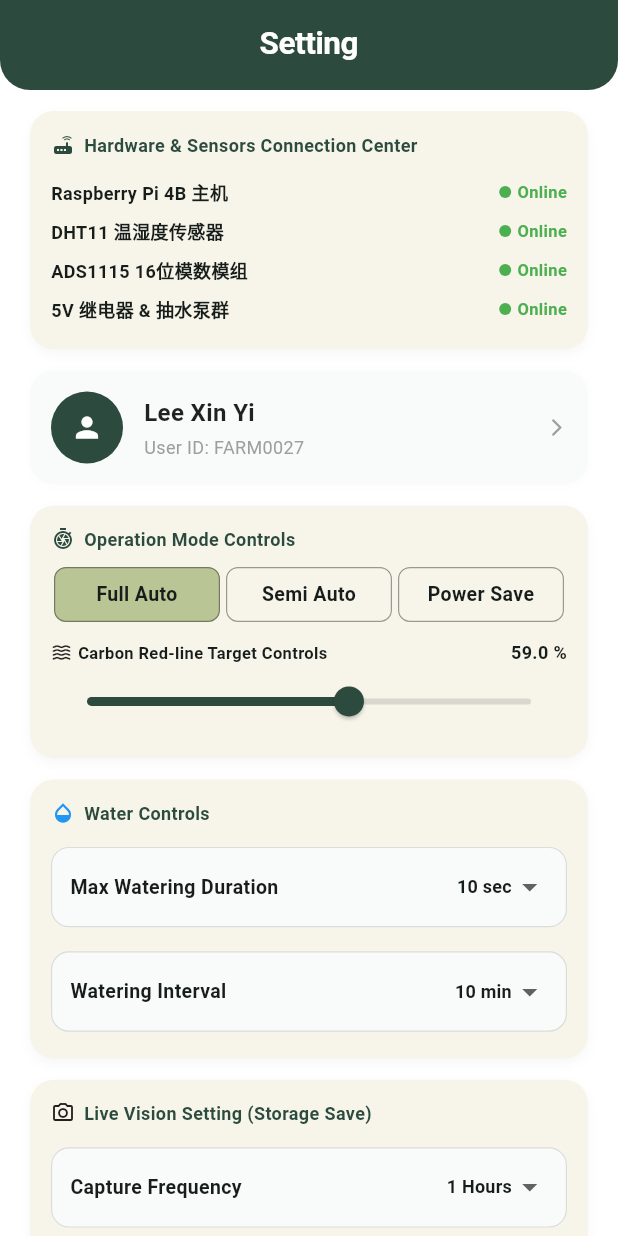
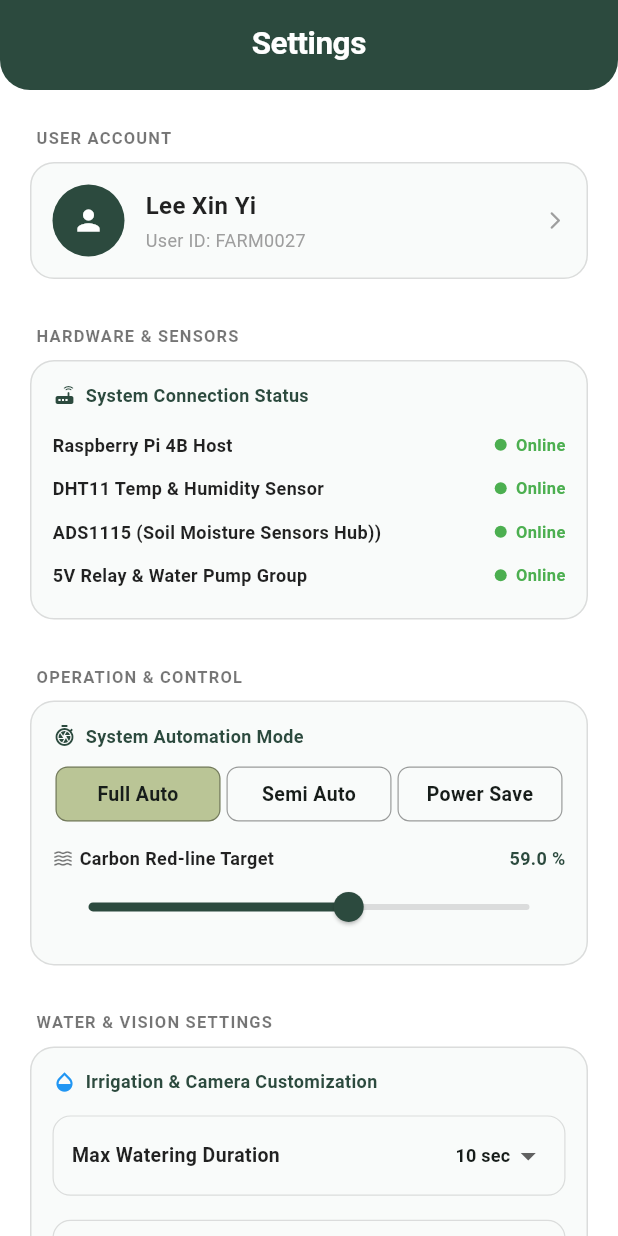
Before and after one commit to XY-00/mycf2, a Flutter app: the SettingScreen screen opened directly, on a phone screen of 412 x 824 dp. Run offline on Flutter 3.47's test engine with Material 3 defaults, Android fonts, the phone set to English and light mode, and no system bars; our stand-ins replace supabase_flutter; accounts and stored records are empty.

Commit message:
fix: reedit all page

```diff
--- a/lib/screens/setting_screen.dart
+++ b/lib/screens/setting_screen.dart
@@ -21,10 +21,10 @@ class _SettingScreenState extends State<SettingScreen> {
   bool _isIdLockedOnce = false;
 
   final Map<String, bool> _hardwareStatus = {
-    'Raspberry Pi 4B 主机': true,
-    'DHT11 温湿度传感器': true,
-    'ADS1115 16位模数模组': true,
-    '5V 继电器 & 抽水泵群': true,
+    'Raspberry Pi 4B Host': true,
+    'DHT11 Temp & Humidity Sensor': true,
+    'ADS1115 (Soil Moisture Sensors Hub))': true,
+    '5V Relay & Water Pump Group': true,
   };
 
   void _openProfileEditSheet() {
@@ -82,13 +82,13 @@ class _SettingScreenState extends State<SettingScreen> {
   @override
   Widget build(BuildContext context) {
     const Color primaryGreen = Color(0xFF2C4A3E);
-    const Color panelColor = Color(0xFFF7F5EA);
     const Color softIvoryWhite = Color(0xFFF9FBFA);
 
     return Scaffold(
       backgroundColor: Colors.transparent,
       body: Column(
         children: [
+          // Top Header
           Container(
             width: double.infinity,
             decoration: const BoxDecoration(
@@ -105,53 +105,32 @@ class _SettingScreenState extends State<SettingScreen> {
                 child: Row(
                   mainAxisAlignment: MainAxisAlignment.center,
                   children: const [
-                    Text('Setting', style: TextStyle(fontWeight: FontWeight.bold, color: Colors.white, fontSize: 21, letterSpacing: -0.3)),
+                    Text('Settings', style: TextStyle(fontWeight: FontWeight.bold, color: Colors.white, fontSize: 21, letterSpacing: -0.3)),
                   ],
                 ),
               ),
             ),
           ),
+
+          // Scrollable Settings List
           Expanded(
             child: ListView(
               padding: const EdgeInsets.symmetric(horizontal: 20.0, vertical: 14.0),
               children: [
-                _buildFigmaPanel(
-                  panelColor,
-                  Column(
-                    crossAxisAlignment: CrossAxisAlignment.start,
-                    children: [
-                      Row(
-                        children: const [
-                          Icon(Icons.router_rounded, size: 16, color: primaryGreen),
-                          SizedBox(width: 6),
-                          Text('Hardware & Sensors Connection Center', style: TextStyle(fontSize: 12, fontWeight: FontWeight.bold, color: primaryGreen)),
-                        ],
+
+                // --- USER ACCOUNT SECTION ---
+                _buildSectionTitle('USER ACCOUNT'),
+                Container(
+                  width: double.infinity,
+                  margin: const EdgeInsets.only(bottom: 20),
+                  decoration: BoxDecoration(
+                    color: softIvoryWhite,
+                    borderRadius: BorderRadius.circular(16),
+                    border: Border.all(color: Colors.black12),
                   ),
-                      const SizedBox(height: 10),
-                      ..._hardwareStatus.entries.map((entry) => Padding(
-                        padding: const EdgeInsets.symmetric(vertical: 4.0),
-                        child: Row(
-                          mainAxisAlignment: MainAxisAlignment.spaceBetween,
-                          children: [
-                            Text(entry.key, style: const TextStyle(fontSize: 12, fontWeight: FontWeight.w600)),
-                            Row(
-                              children: [
-                                Container(width: 8, height: 8, decoration: BoxDecoration(shape: BoxShape.circle, color: entry.value ? Colors.green : Colors.red)),
-                                const SizedBox(width: 4),
-                                Text(entry.value ? 'Online' : 'Offline / Error', style: TextStyle(fontSize: 11, color: entry.value ? Colors.green : Colors.red, fontWeight: FontWeight.bold)),
-                              ],
-                            )
-                          ],
-                        ),
-                      )).toList(),
-                    ],
-                  ),
-                ),
-                Container(
-                  width: double.infinity, margin: const EdgeInsets.only(bottom: 14),
-                  decoration: BoxDecoration(color: softIvoryWhite, borderRadius: BorderRadius.circular(16), boxShadow: [BoxShadow(color: Colors.black.withOpacity(0.015), blurRadius: 4)]),
                   child: InkWell(
-                    borderRadius: BorderRadius.circular(16), onTap: _openProfileEditSheet,
+                    borderRadius: BorderRadius.circular(16),
+                    onTap: _openProfileEditSheet,
                     child: Padding(
                       padding: const EdgeInsets.all(14.0),
                       child: Row(
@@ -174,19 +153,47 @@ class _SettingScreenState extends State<SettingScreen> {
                     ),
                   ),
                 ),
-                _buildFigmaPanel(
-                  panelColor,
-                  Column(
-                    crossAxisAlignment: CrossAxisAlignment.start,
+
+                // --- HARDWARE & SENSORS SECTION ---
+                _buildSectionTitle('HARDWARE & SENSORS'),
+                _buildGroupPanel([
+                  Row(
+                    children: const [
+                      Icon(Icons.router_rounded, size: 16, color: primaryGreen),
+                      SizedBox(width: 6),
+                      Text('System Connection Status', style: TextStyle(fontSize: 12, fontWeight: FontWeight.bold, color: primaryGreen)),
+                    ],
+                  ),
+                  const SizedBox(height: 10),
+                  ..._hardwareStatus.entries.map((entry) => Padding(
+                    padding: const EdgeInsets.symmetric(vertical: 6.0),
+                    child: Row(
+                      mainAxisAlignment: MainAxisAlignment.spaceBetween,
                       children: [
+                        Text(entry.key, style: const TextStyle(fontSize: 12, fontWeight: FontWeight.w600, color: Colors.black87)),
+                        Row(
+                          children: [
+                            Container(width: 8, height: 8, decoration: BoxDecoration(shape: BoxShape.circle, color: entry.value ? Colors.green : Colors.red)),
+                            const SizedBox(width: 6),
+                            Text(entry.value ? 'Online' : 'Offline / Error', style: TextStyle(fontSize: 11, color: entry.value ? Colors.green : Colors.red, fontWeight: FontWeight.bold)),
+                          ],
+                        )
+                      ],
+                    ),
+                  )).toList(),
+                ]),
+
+                // --- OPERATION & CONTROL SECTION ---
+                _buildSectionTitle('OPERATION & CONTROL'),
+                _buildGroupPanel([
                   Row(
                     children: const [
                       Icon(Icons.shutter_speed, size: 16, color: primaryGreen),
                       SizedBox(width: 6),
-                          Text('Operation Mode Controls', style: TextStyle(fontSize: 12, fontWeight: FontWeight.bold, color: primaryGreen)),
+                      Text('System Automation Mode', style: TextStyle(fontSize: 12, fontWeight: FontWeight.bold, color: primaryGreen)),
                     ],
                   ),
-                      const SizedBox(height: 10),
+                  const SizedBox(height: 12),
                   Row(
                     children: [
                       _buildModeBtn('Full Auto', true),
@@ -194,80 +201,66 @@ class _SettingScreenState extends State<SettingScreen> {
                       _buildModeBtn('Power Save', false),
                     ],
                   ),
-                      const SizedBox(height: 12),
+                  const SizedBox(height: 16),
                   Row(
                     mainAxisAlignment: MainAxisAlignment.spaceBetween,
                     children: [
-                          Row(children: const [Icon(Icons.waves, size: 14), SizedBox(width: 4), Text('Carbon Red-line Target Controls', style: TextStyle(fontSize: 11, fontWeight: FontWeight.bold))]),
-                          Text('${_redLineTarget.toStringAsFixed(1)} %', style: const TextStyle(fontSize: 12, fontWeight: FontWeight.bold)),
+                      Row(children: const [Icon(Icons.waves, size: 14, color: Colors.black54), SizedBox(width: 4), Text('Carbon Red-line Target', style: TextStyle(fontSize: 12, fontWeight: FontWeight.bold, color: Colors.black87))]),
+                      Text('${_redLineTarget.toStringAsFixed(1)} %', style: const TextStyle(fontSize: 12, fontWeight: FontWeight.bold, color: primaryGreen)),
                     ],
                   ),
                   Slider(
                     value: _redLineTarget, min: 0, max: 100, activeColor: primaryGreen, inactiveColor: Colors.black12,
                     onChanged: (val) => setState(() => _redLineTarget = val),
                   ),
-                    ],
-                  ),
-                ),
-                _buildFigmaPanel(
-                  panelColor,
-                  Column(
-                    children: [
+                ]),
+
+                // --- WATER & VISION SETTINGS SECTION ---
+                _buildSectionTitle('WATER & VISION SETTINGS'),
+                _buildGroupPanel([
                   Row(
                     children: const [
                       Icon(Icons.opacity, size: 16, color: Colors.blue),
                       SizedBox(width: 6),
-                          Text('Water Controls', style: TextStyle(fontSize: 12, fontWeight: FontWeight.bold, color: primaryGreen)),
+                      Text('Irrigation & Camera Customization', style: TextStyle(fontSize: 12, fontWeight: FontWeight.bold, color: primaryGreen)),
                     ],
                   ),
                   const SizedBox(height: 10),
                   _buildDropdownRow('Max Watering Duration', _selectedDuration, ['10 sec', '20 sec', '30 sec'], (v) => setState(() => _selectedDuration = v!)),
                   const SizedBox(height: 8),
                   _buildDropdownRow('Watering Interval', _selectedInterval, ['10 min', '30 min', '60 min'], (v) => setState(() => _selectedInterval = v!)),
-                    ],
-                  ),
-                ),
-                _buildFigmaPanel(
-                  panelColor,
-                  Column(
-                    children: [
-                      Row(
-                        children: const [
-                          Icon(Icons.camera_alt_outlined, size: 16, color: Colors.black87),
-                          SizedBox(width: 6),
-                          Text('Live Vision Setting (Storage Save)', style: TextStyle(fontSize: 12, fontWeight: FontWeight.bold, color: primaryGreen)),
-                        ],
-                      ),
-                      const SizedBox(height: 10),
+                  const SizedBox(height: 8),
                   _buildDropdownRow('Capture Frequency', _selectedFrequency, ['1 Hours', '2 Hours', '4 Hours'], (v) => setState(() => _selectedFrequency = v!)),
                   const SizedBox(height: 8),
                   _buildDropdownRow('Image Quality', _selectedQuality, ['Low', 'Medium', 'High'], (v) => setState(() => _selectedQuality = v!)),
-                    ],
-                  ),
-                ),
-                _buildFigmaPanel(
-                  panelColor,
-                  Column(
-                    children: [
+                ]),
+
+                // --- MANUAL OVERRIDE SECTION ---
+                _buildSectionTitle('MANUAL OVERRIDE'),
+                _buildGroupPanel([
                   Row(
                     children: const [
                       Icon(Icons.warning_amber_rounded, size: 16, color: Colors.redAccent),
                       SizedBox(width: 6),
-                          Text('Manual Override Controls', style: TextStyle(fontSize: 12, fontWeight: FontWeight.bold, color: primaryGreen)),
+                      Text('Hardware Direct Hardware Control', style: TextStyle(fontSize: 12, fontWeight: FontWeight.bold, color: primaryGreen)),
                     ],
                   ),
                   const SizedBox(height: 10),
                   Row(
                     mainAxisAlignment: MainAxisAlignment.spaceBetween,
                     children: [
-                          const Text('Enable Manual Mode', style: TextStyle(fontWeight: FontWeight.bold, fontSize: 14)),
-                          Switch(value: _isManualMode, activeColor: primaryGreen, onChanged: (v) => setState(() => _isManualMode = v)),
+                      const Text('Enable Manual Mode', style: TextStyle(fontWeight: FontWeight.bold, fontSize: 13, color: Colors.black87)),
+                      Switch(
+                        value: _isManualMode,
+                        activeColor: primaryGreen,
+                        onChanged: (v) => setState(() => _isManualMode = v),
+                      ),
                     ],
                   ),
                   Row(
                     mainAxisAlignment: MainAxisAlignment.spaceBetween,
                     children: [
-                          const Text('Water Pump Control', style: TextStyle(fontWeight: FontWeight.bold, fontSize: 14)),
+                      const Text('Water Pump Control', style: TextStyle(fontWeight: FontWeight.bold, fontSize: 13, color: Colors.black87)),
                       ElevatedButton(
                         style: ElevatedButton.styleFrom(backgroundColor: const Color(0xFFC3BADB), shape: RoundedRectangleBorder(borderRadius: BorderRadius.circular(12), side: const BorderSide(color: Colors.black38, width: 0.8))),
                         onPressed: _isManualMode ? () {} : null,
@@ -275,10 +268,10 @@ class _SettingScreenState extends State<SettingScreen> {
                       )
                     ],
                   )
-                    ],
-                  ),
-                ),
-                const SizedBox(height: 10),
+                ]),
+                const SizedBox(height: 14),
+
+                // Log Out Button
                 InkWell(
                   onTap: () async {
                     await Supabase.instance.client.auth.signOut();
@@ -288,7 +281,7 @@ class _SettingScreenState extends State<SettingScreen> {
                   },
                   child: Container(
                     width: double.infinity, padding: const EdgeInsets.symmetric(vertical: 14),
-                    decoration: BoxDecoration(color: const Color(0xFFBAC596), borderRadius: BorderRadius.circular(12), boxShadow: [BoxShadow(color: Colors.black.withOpacity(0.04), blurRadius: 4, offset: const Offset(0, 2))]),
+                    decoration: BoxDecoration(color: const Color(0xFFBAC596), borderRadius: BorderRadius.circular(12), border: Border.all(color: Colors.black12)),
                     child: const Text('LOG OUT', textAlign: TextAlign.center, style: TextStyle(fontSize: 16, fontWeight: FontWeight.bold, color: Colors.black)),
                   ),
                 )
@@ -300,11 +293,37 @@ class _SettingScreenState extends State<SettingScreen> {
     );
   }
 
-  Widget _buildFigmaPanel(Color bg, Widget child) {
+  // 构建类似参考图中的灰色小标题
+  Widget _buildSectionTitle(String title) {
+    return Padding(
+      padding: const EdgeInsets.only(left: 4.0, bottom: 8.0, top: 10.0),
+      child: Text(
+        title,
+        style: const TextStyle(
+          fontSize: 11,
+          fontWeight: FontWeight.bold,
+          color: Colors.black54,
+          letterSpacing: 0.8,
+        ),
+      ),
+    );
+  }
+
+  // 统一的高颜值带轻微黑边框的卡片底座
+  Widget _buildGroupPanel(List<Widget> children) {
     return Container(
-      width: double.infinity, margin: const EdgeInsets.only(bottom: 14), padding: const EdgeInsets.all(14),
-      decoration: BoxDecoration(color: bg, borderRadius: BorderRadius.circular(16), boxShadow: [BoxShadow(color: Colors.black.withOpacity(0.03), blurRadius: 6, offset: const Offset(0, 3))]),
-      child: child,
+      width: double.infinity,
+      margin: const EdgeInsets.only(bottom: 20),
+      padding: const EdgeInsets.all(14),
+      decoration: BoxDecoration(
+        color: const Color(0xFFF9FBFA),
+        borderRadius: BorderRadius.circular(16),
+        border: Border.all(color: Colors.black12),
+      ),
+      child: Column(
+        crossAxisAlignment: CrossAxisAlignment.start,
+        children: children,
+      ),
     );
   }
 
@@ -325,7 +344,7 @@ class _SettingScreenState extends State<SettingScreen> {
       child: Row(
         mainAxisAlignment: MainAxisAlignment.spaceBetween,
         children: [
-          Text(label, style: const TextStyle(fontWeight: FontWeight.bold, fontSize: 13)),
+          Text(label, style: const TextStyle(fontWeight: FontWeight.bold, fontSize: 13, color: Colors.black87)),
           DropdownButtonHideUnderline(
             child: DropdownButton<String>(
               value: value,
```
Also changed, not shown: lib/screens/analytic_screen.dart (+46 -18 lines), lib/screens/dashboard_screen.dart (+67 -58 lines), lib/screens/eco_impact_screen.dart (+37 -11 lines). Lines whose indentation alone changed are shown as unchanged.
